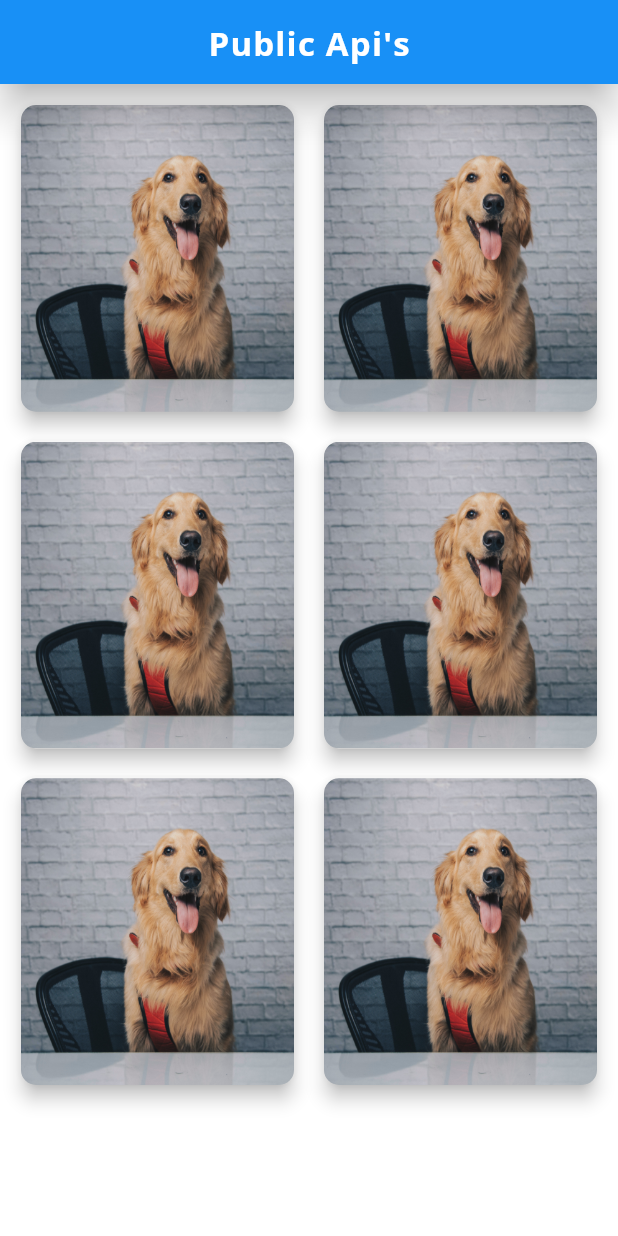
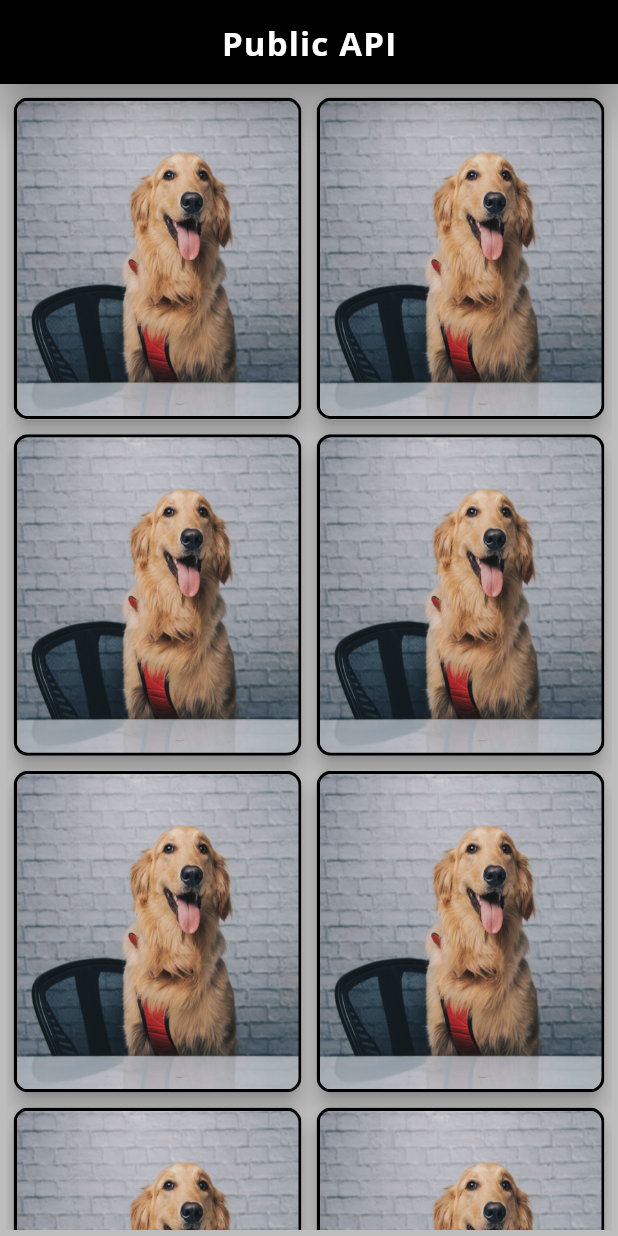
Before and after one commit to darshank26/public_apis, a Flutter app: the screen it shows after launch, on a phone screen of 412 x 824 dp. Run offline on Flutter 3.47's test engine with Material 2 defaults, Android fonts, the light colour scheme and no system bars; our stand-ins replace firebase_core, get, google_fonts, google_mobile_ads, page_transition, share; missing offline and left inert: launch_review, onesignal_flutter; accounts and stored records are empty; network calls fail.

Commit message:
home screen design change

```diff
--- a/lib/Screens/Homescreen.dart
+++ b/lib/Screens/Homescreen.dart
@@ -27,6 +27,12 @@ class _HomeScreenState extends State<HomeScreen> {
 
 
   final List<GridItem> items = [
+    GridItem(title: 'Item 1', imagePath: 'assets/images/animal.jpg'),
+    GridItem(title: 'Item 2', imagePath: 'assets/images/animal.jpg'),
+    GridItem(title: 'Item 3', imagePath: 'assets/images/animal.jpg'),
+    GridItem(title: 'Item 4', imagePath: 'assets/images/animal.jpg'),
+    GridItem(title: 'Item 5', imagePath: 'assets/images/animal.jpg'),
+    GridItem(title: 'Item 6', imagePath: 'assets/images/animal.jpg'),
     GridItem(title: 'Item 1', imagePath: 'assets/images/animal.jpg'),
     GridItem(title: 'Item 2', imagePath: 'assets/images/animal.jpg'),
     GridItem(title: 'Item 3', imagePath: 'assets/images/animal.jpg'),
@@ -79,13 +85,13 @@ class _HomeScreenState extends State<HomeScreen> {
     const String toLaunch = 'http://darshankomu.com/apps/Marathi%20Aarti%20Sangrah/privacypolicy.html';
 
     return Scaffold(
-      backgroundColor: Colors.white,
+      backgroundColor: Colors.grey.shade400,
       appBar: AppBar(
-        backgroundColor: kprimarycolor,
+        backgroundColor: Colors.black,
         elevation: 10,
         title: Align(
           alignment: Alignment.center,
-          child: Text("Public Api\'s",
+          child: Text("Public API",
               style: GoogleFonts.openSans(
                   letterSpacing: 0.8,
                   fontSize: 22,
@@ -94,7 +100,6 @@ class _HomeScreenState extends State<HomeScreen> {
         ),
         centerTitle: true,
       ),
-      // Image.asset(items[index].imagePath,width: double.infinity, fit: BoxFit.fill,),
 
       body: Padding(
         padding: const EdgeInsets.all( 4.0),
@@ -113,8 +118,14 @@ class _HomeScreenState extends State<HomeScreen> {
               borderRadius: BorderRadius.circular(10.0),
             ),
             elevation: 5,
-            margin: EdgeInsets.all(10),
-            child: Image.asset(items[index].imagePath,width: double.infinity, height: 100, fit: BoxFit.fill,),
+            margin: EdgeInsets.all(5),
+            child: Container(
+              padding: EdgeInsets.all(2), // Border width
+              decoration: BoxDecoration(color: Colors.black, borderRadius: BorderRadius.circular(0)),
+              child: ClipRRect(
+                  borderRadius: BorderRadius.circular(8.0),
+                  child: Image.asset(items[index].imagePath,width: double.infinity, height: 100, fit: BoxFit.fill,))
+            ),
 
           ),
         );
```
